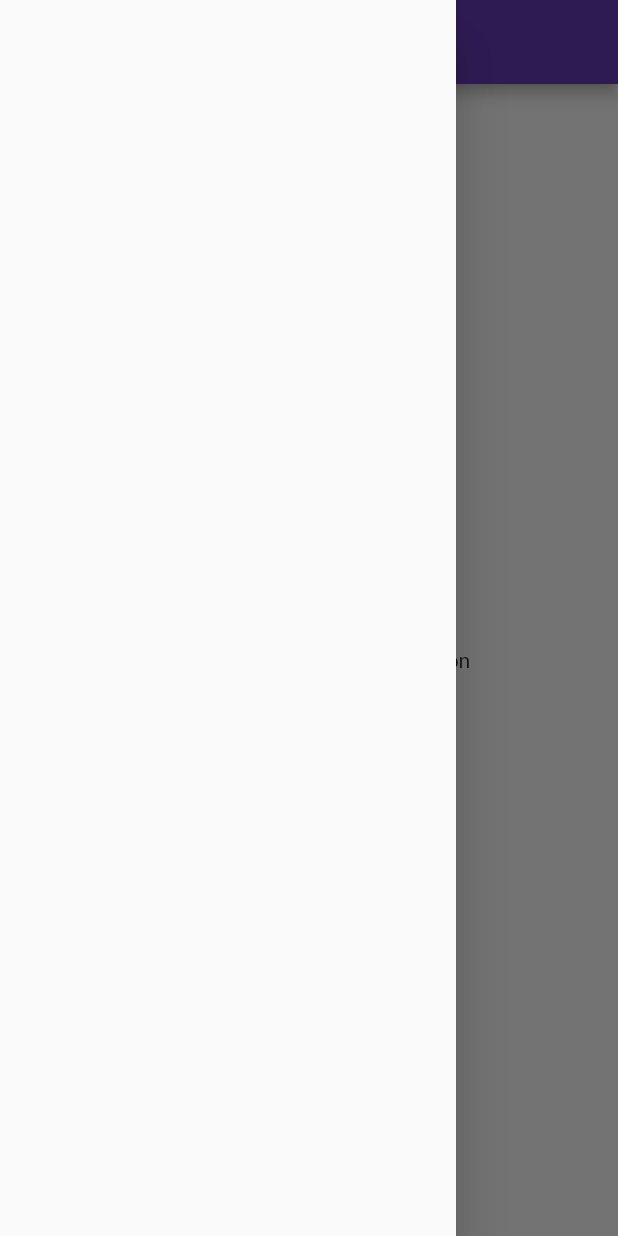
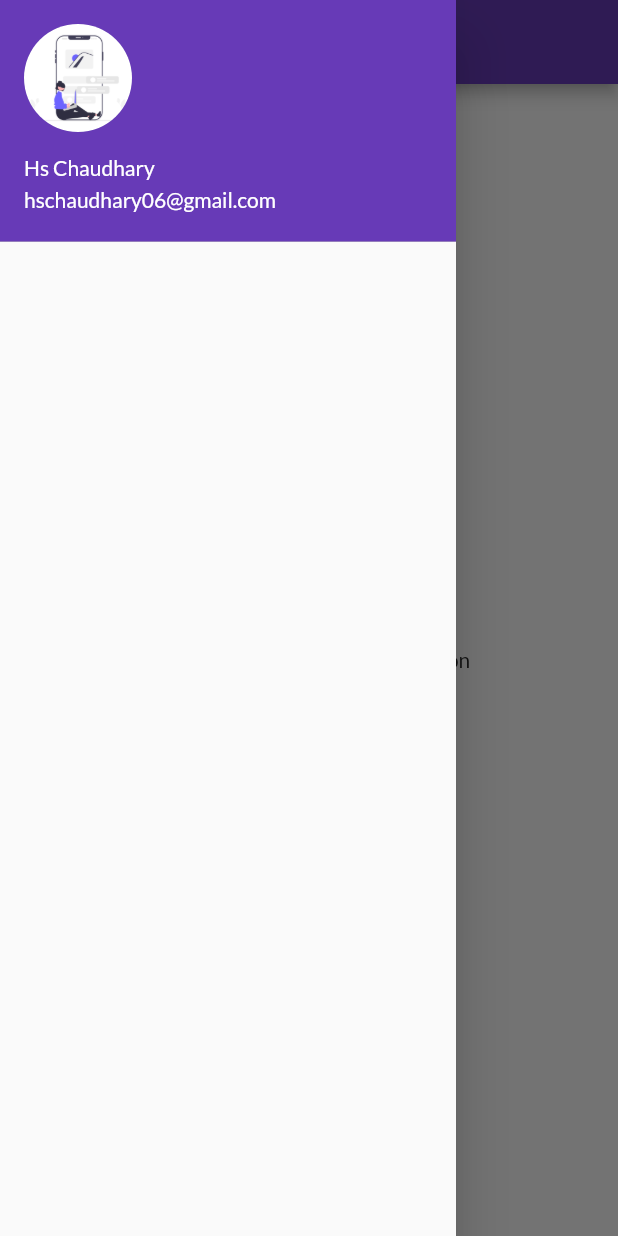
Before and after one commit to hschaudhary06/hschaudhary.com, a Flutter app: the screen it shows after launch, with the side drawer open, on a phone screen of 412 x 824 dp. Run offline on Flutter 3.47's test engine with Material 2 defaults, Android fonts, the light colour scheme and no system bars; our stand-ins replace google_fonts.

Commit message:
second commit

```diff
--- a/lib/home.dart
+++ b/lib/home.dart
@@ -1,3 +1,4 @@
+import 'package:drower/widgets/drower.dart';
 import 'package:flutter/material.dart';
 
 class HomePage extends StatelessWidget {
@@ -14,10 +15,7 @@ class HomePage extends StatelessWidget {
           child: Text("Welcome Hschaudhary Application"),
         ),
       ),
-      drawer: Drawer(
-        child: Container(
-
-        ),
+      drawer: MyDrower(
       ),
     );
   }
--- a/lib/widgets/drower.dart
+++ b/lib/widgets/drower.dart
@@ -0,0 +1,25 @@
+import 'package:flutter/material.dart';
+
+class MyDrower extends StatelessWidget {
+  const MyDrower({Key? key}) : super(key: key);
+
+  @override
+  Widget build(BuildContext context) {
+    return Drawer(
+      child: ListView(
+        children: [
+          DrawerHeader(
+              padding: EdgeInsets.zero,
+              child: UserAccountsDrawerHeader(
+                  margin: EdgeInsets.zero,
+                  currentAccountPicture: CircleAvatar(backgroundImage: AssetImage("assets/images/login.png"),),
+                  accountName: Text("Hs Chaudhary"),
+                  accountEmail: Text("hschaudhary06@gmail.com",
+                  )
+                )
+              )
+        ],
+      ),
+    );
+  }
+}
```
